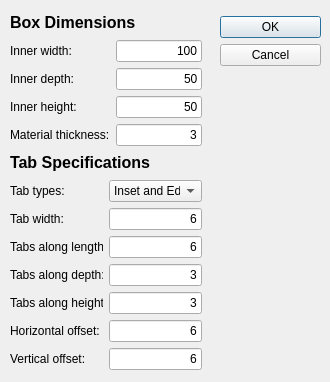
First picture: the form in Macro_LaserCutBox.ui, repository gharley/FreeCAD_Macros, before the edit.
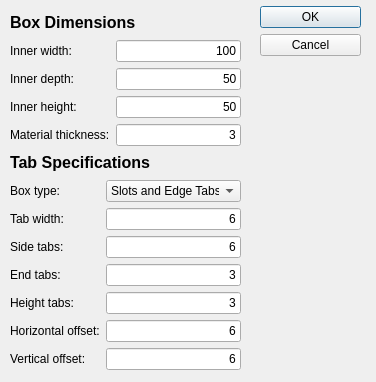
Second picture: the form after the edit.

Commit message: finished side/end constraints??

The edit to the form file:
```diff
--- a/Macro_LaserCutBox.ui
+++ b/Macro_LaserCutBox.ui
@@ -6,7 +6,7 @@
    <rect>
     <x>0</x>
     <y>0</y>
-    <width>330</width>
+    <width>376</width>
     <height>382</height>
    </rect>
   </property>
@@ -16,8 +16,8 @@
   <widget class="QDialogButtonBox" name="buttonBox">
    <property name="geometry">
     <rect>
-     <x>220</x>
-     <y>10</y>
+     <x>260</x>
+     <y>0</y>
      <width>101</width>
      <height>61</height>
     </rect>
@@ -37,7 +37,7 @@
     <rect>
      <x>10</x>
      <y>10</y>
-     <width>192</width>
+     <width>231</width>
      <height>136</height>
     </rect>
    </property>
@@ -177,7 +177,7 @@
     <rect>
      <x>10</x>
      <y>150</y>
-     <width>192</width>
+     <width>231</width>
      <height>220</height>
     </rect>
    </property>
@@ -233,7 +233,7 @@
       <item row="1" column="0">
        <widget class="QLabel" name="label_7">
         <property name="text">
-         <string>Tab types:</string>
+         <string>Box type:</string>
         </property>
         <property name="scaledContents">
          <bool>false</bool>
@@ -259,7 +259,7 @@
       <item row="8" column="0">
        <widget class="QLabel" name="label_9">
         <property name="text">
-         <string>Tabs along depth:</string>
+         <string>End tabs:</string>
         </property>
         <property name="scaledContents">
          <bool>false</bool>
@@ -311,7 +311,7 @@
       <item row="9" column="0">
        <widget class="QLabel" name="label_13">
         <property name="text">
-         <string>Tabs along height:</string>
+         <string>Height tabs:</string>
         </property>
         <property name="scaledContents">
          <bool>false</bool>
@@ -324,7 +324,7 @@
       <item row="7" column="0">
        <widget class="QLabel" name="label_8">
         <property name="text">
-         <string>Tabs along length:</string>
+         <string>Side tabs:</string>
         </property>
         <property name="scaledContents">
          <bool>false</bool>
@@ -380,7 +380,7 @@
         </property>
         <item>
          <property name="text">
-          <string>Inset and Edge</string>
+          <string>Slots and Edge Tabs</string>
          </property>
         </item>
         <item>
```
Left out of the diff: 4 changed lines with no effect on the pictures. The commit also changes 1 other file.
